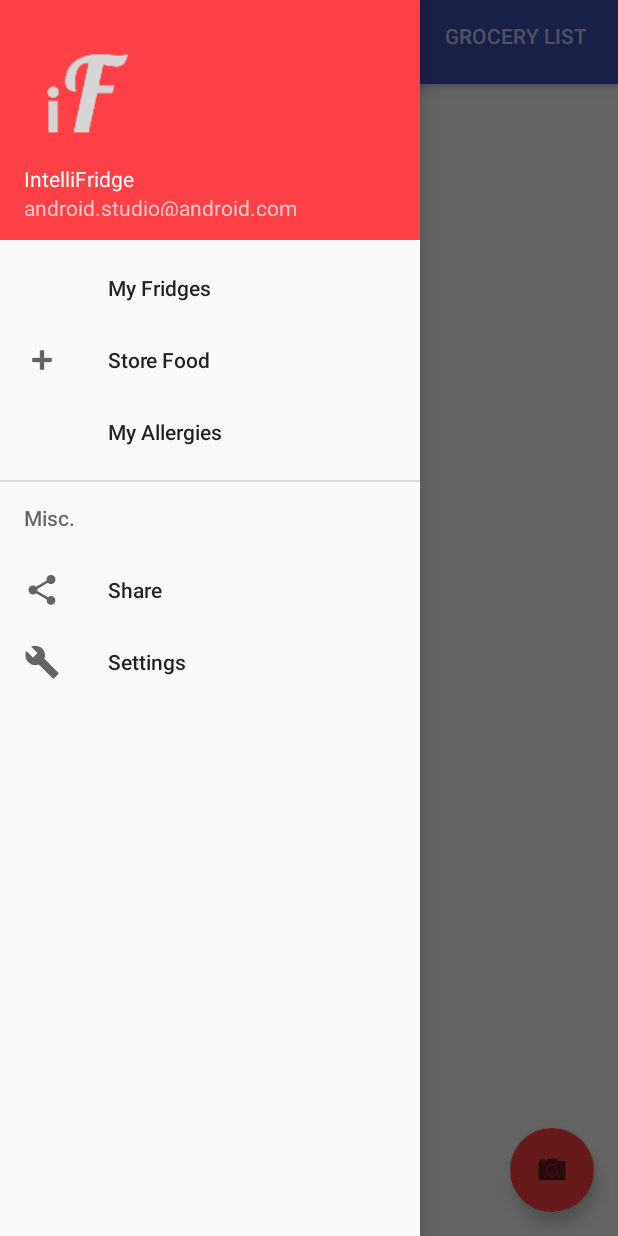
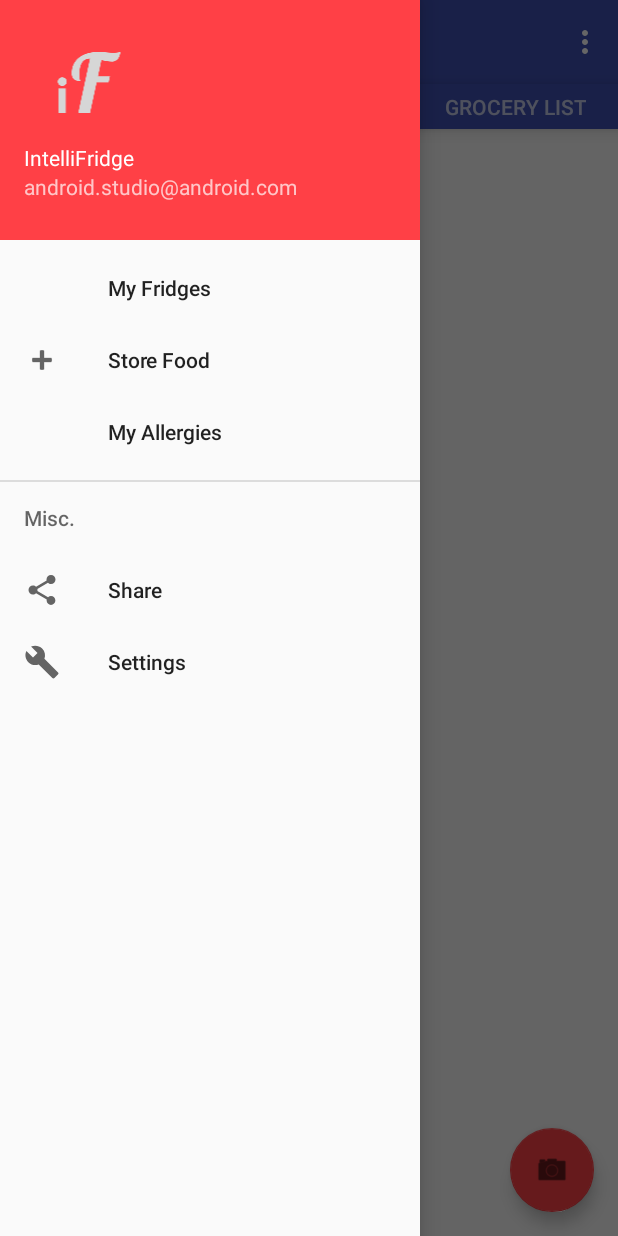
Before and after one commit to He201275/IntelliFridge, an Android app: the MainActivity screen opened directly, with no data from a screen before it, with the side drawer open, on a phone screen of 412 x 824 dp. Run offline under Robolectric (Android 15) with nearby library versions, the light colour scheme and no system bars.

Commit message:
Design correction With Toolbar & TabLayout

```diff
--- a/Android/IntelliFridge/app/src/main/res/layout/activity_main.xml
+++ b/Android/IntelliFridge/app/src/main/res/layout/activity_main.xml
@@ -20,6 +20,7 @@
         android:layout_gravity="start"
         android:fitsSystemWindows="true"
         app:headerLayout="@layout/nav_header_main"
-        app:menu="@menu/activity_main_drawer" />
+        app:menu="@menu/activity_main_drawer"
+        />
 
 </android.support.v4.widget.DrawerLayout>
--- a/Android/IntelliFridge/app/src/main/res/layout/app_bar_main.xml
+++ b/Android/IntelliFridge/app/src/main/res/layout/app_bar_main.xml
@@ -7,10 +7,26 @@
     android:fitsSystemWindows="true"
     tools:context="com.intellifridge.intellifridge.MainActivity">
 
+    <android.support.design.widget.FloatingActionButton
+        android:id="@+id/fab"
+        android:layout_width="wrap_content"
+        android:layout_height="wrap_content"
+        android:layout_gravity="bottom|end"
+        android:layout_margin="@dimen/fab_margin"
+        app:srcCompat="@android:drawable/ic_menu_camera"
+        android:tint="@color/fabIcon"/>
+
+    <RelativeLayout
+        android:layout_width="match_parent"
+        android:layout_height="match_parent">
+
         <android.support.design.widget.AppBarLayout
             android:layout_width="match_parent"
             android:layout_height="wrap_content"
-        android:theme="@style/AppTheme.AppBarOverlay">
+            android:theme="@style/AppTheme.AppBarOverlay"
+            app:elevation="5dp"
+            android:id="@+id/toolbarContainer"
+            >
 
             <android.support.v7.widget.Toolbar
                 android:id="@+id/toolbar"
@@ -21,29 +37,20 @@
 
         </android.support.design.widget.AppBarLayout>
 
-    <android.support.design.widget.FloatingActionButton
-        android:id="@+id/fab"
-        android:layout_width="wrap_content"
-        android:layout_height="wrap_content"
-        android:layout_gravity="bottom|end"
-        android:layout_margin="@dimen/fab_margin"
-        app:srcCompat="@android:drawable/ic_menu_camera"
-        android:tint="@color/fabIcon"/>
-
         <android.support.design.widget.TabLayout android:id="@+id/tab_layout"
             android:layout_width="match_parent"
-        android:layout_height="wrap_content"
-        android:layout_below="@+id/toolbar"
+            android:layout_below="@id/toolbarContainer"
             android:background="?attr/colorPrimary"
             android:elevation="6dp"
             android:minHeight="?attr/actionBarSize"
             android:theme="@style/ThemeOverlay.AppCompat.Dark.ActionBar"
-        xmlns:android="http://schemas.android.com/apk/res/android" />
+            xmlns:android="http://schemas.android.com/apk/res/android"
+            android:layout_height="30dp" />
 
         <android.support.v4.view.ViewPager
-        xmlns:android="http://schemas.android.com/apk/res/android"
             android:id="@+id/pager"
             android:layout_width="match_parent"
             android:layout_height="match_parent"/>
+    </RelativeLayout>
 
 </android.support.design.widget.CoordinatorLayout>
--- a/Android/IntelliFridge/app/src/main/res/layout/fragment_main.xml
+++ b/Android/IntelliFridge/app/src/main/res/layout/fragment_main.xml
@@ -2,7 +2,8 @@
     xmlns:tools="http://schemas.android.com/tools"
     android:layout_width="match_parent"
     android:layout_height="match_parent"
-    tools:context="com.intellifridge.intellifridge.MainFragment">
+    tools:context="com.intellifridge.intellifridge.MainFragment"
+    >
 
     <!-- TODO: Update blank fragment layout -->
     <TextView
--- a/Android/IntelliFridge/app/src/main/res/layout/nav_header_main.xml
+++ b/Android/IntelliFridge/app/src/main/res/layout/nav_header_main.xml
@@ -15,10 +15,11 @@
 
     <ImageView
         android:id="@+id/imageView"
-        android:layout_width="85dp"
-        android:layout_height="77dp"
+        android:layout_width="87dp"
+        android:layout_height="wrap_content"
         android:paddingTop="@dimen/nav_header_vertical_spacing"
-        app:srcCompat="@mipmap/ic_launcher_transparent" />
+        app:srcCompat="@mipmap/ic_launcher_transparent"
+        android:layout_weight="0.28" />
 
     <TextView
         android:layout_width="match_parent"
@@ -31,6 +32,7 @@
         android:id="@+id/textView"
         android:layout_width="wrap_content"
         android:layout_height="wrap_content"
+        android:paddingBottom="10dp"
         android:text="android.studio@android.com" />
 
 </LinearLayout>
```
Lines whose indentation alone changed are shown as unchanged.
